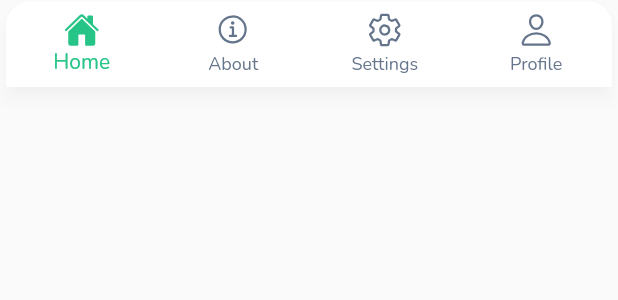
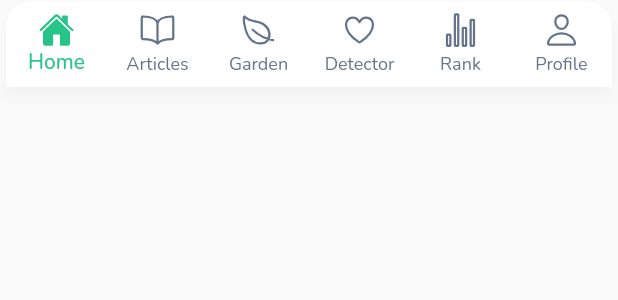
Before and after one commit to LeToyek/greeny, a Flutter app: the GrBottomNavBar widget shown alone on an empty page, opened directly, on a phone screen of 412 x 824 dp. Shown: the top 300 px of the screen. Run offline on Flutter 3.47's test engine with Material 2 defaults, Android fonts, the phone set to English and light mode, and no system bars; our stand-ins replace camera, cloud_firestore, dotted_border, file_picker, firebase_auth, firebase_core and 15 more; missing offline and left inert: android_alarm_manager_plus, html_editor_enhanced, tflite_flutter; accounts and stored records are empty.

Commit message:
feat: copy all main features to bottom navbar

```diff
--- a/lib/ui/layout/bottom_nav_bar.dart
+++ b/lib/ui/layout/bottom_nav_bar.dart
@@ -42,14 +42,24 @@ class GrBottomNavBar extends ConsumerWidget {
             label: "Home",
           ),
           BottomNavigationBarItem(
-            icon: Icon(Ionicons.information_circle_outline),
-            activeIcon: Icon(Ionicons.information_circle),
-            label: "About",
+            icon: Icon(Ionicons.book_outline),
+            activeIcon: Icon(Ionicons.book),
+            label: "Articles",
           ),
           BottomNavigationBarItem(
-            icon: Icon(Ionicons.settings_outline),
-            activeIcon: Icon(Ionicons.settings),
-            label: "Settings",
+            icon: Icon(Ionicons.leaf_outline),
+            activeIcon: Icon(Ionicons.leaf),
+            label: "Garden",
+          ),
+          BottomNavigationBarItem(
+            icon: Icon(Ionicons.heart_outline),
+            activeIcon: Icon(Ionicons.heart),
+            label: "Detector",
+          ),
+          BottomNavigationBarItem(
+            icon: Icon(Ionicons.stats_chart_outline),
+            activeIcon: Icon(Ionicons.stats_chart),
+            label: "Rank",
           ),
           BottomNavigationBarItem(
               icon: Icon(Ionicons.person_outline),
--- a/lib/ui/screen/home/content/home_screen.dart
+++ b/lib/ui/screen/home/content/home_screen.dart
@@ -1,4 +1,3 @@
-import 'package:camera/camera.dart';
 import 'package:flutter/material.dart';
 import 'package:flutter_riverpod/flutter_riverpod.dart';
 import 'package:go_router/go_router.dart';
@@ -68,9 +67,8 @@ class HomeScreen extends ConsumerWidget {
                     ),
                     TitledCard(
                       onPressed: () async {
-                        final cameras = await availableCameras();
                         if (context.mounted) {
-                          context.push("/disease", extra: {"cameras": cameras});
+                          context.push("/disease");
                         }
                       },
                       title: 'Deteksi Penyakit',
```
Also changed, not shown: lib/routes/index.dart (+1 -6 lines), lib/ui/screen/disease/disease_screen.dart (+13 -5 lines), lib/ui/screen/home/content/account_screen.dart (+18 -0 lines), lib/ui/screen/home/content/index.dart (+8 -4 lines), lib/ui/screen/home/content/setting_screen.dart (deleted, +0 -47 lines).
